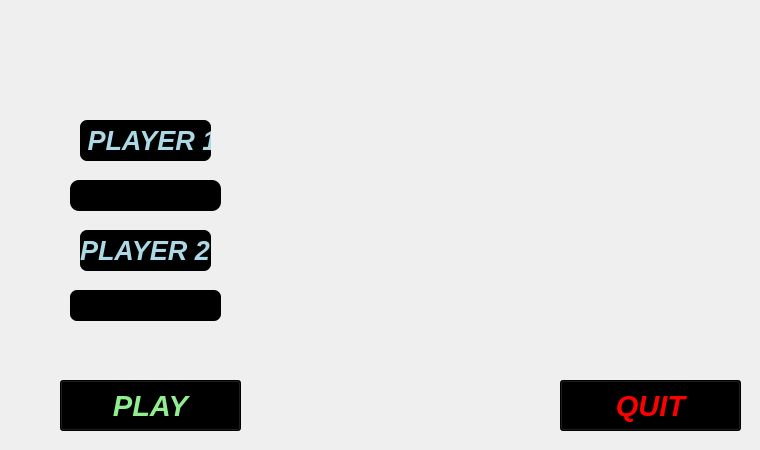
Above: mainwindow.ui from JavsRecTc02/Proyecto1-DatosII-Target-Oh before the change. Below: the same form after it.
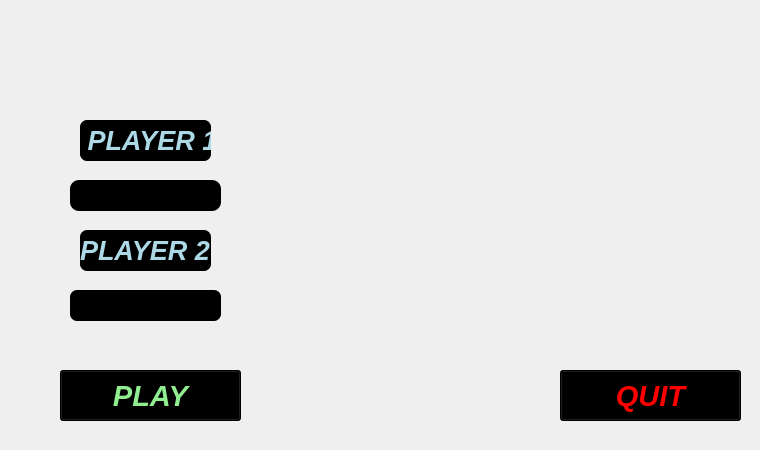
That is the form after the change. Icons and pictures are not drawn.

Commit message: Add game start condition

The edit to the form file:
```diff
--- a/mainwindow.ui
+++ b/mainwindow.ui
@@ -25,6 +25,10 @@
 background-image: url(://fondo2.png);
 }
 
+#players{
+color:red;
+}
+
 #label2{
 color: lightblue;
 qproperty-alignment: AlignCenter;
@@ -72,7 +76,7 @@
     <property name="geometry">
      <rect>
       <x>60</x>
-      <y>380</y>
+      <y>370</y>
       <width>181</width>
       <height>51</height>
      </rect>
@@ -173,7 +177,7 @@
     <property name="geometry">
      <rect>
       <x>560</x>
-      <y>380</y>
+      <y>370</y>
       <width>181</width>
       <height>51</height>
      </rect>
@@ -190,6 +194,26 @@
      <string>QUIT</string>
     </property>
    </widget>
+   <widget class="QLabel" name="players">
+    <property name="geometry">
+     <rect>
+      <x>10</x>
+      <y>410</y>
+      <width>301</width>
+      <height>41</height>
+     </rect>
+    </property>
+    <property name="font">
+     <font>
+      <pointsize>16</pointsize>
+      <italic>true</italic>
+      <bold>true</bold>
+     </font>
+    </property>
+    <property name="text">
+     <string/>
+    </property>
+   </widget>
   </widget>
  </widget>
  <resources/>
```
The commit also changes 2 other files.
